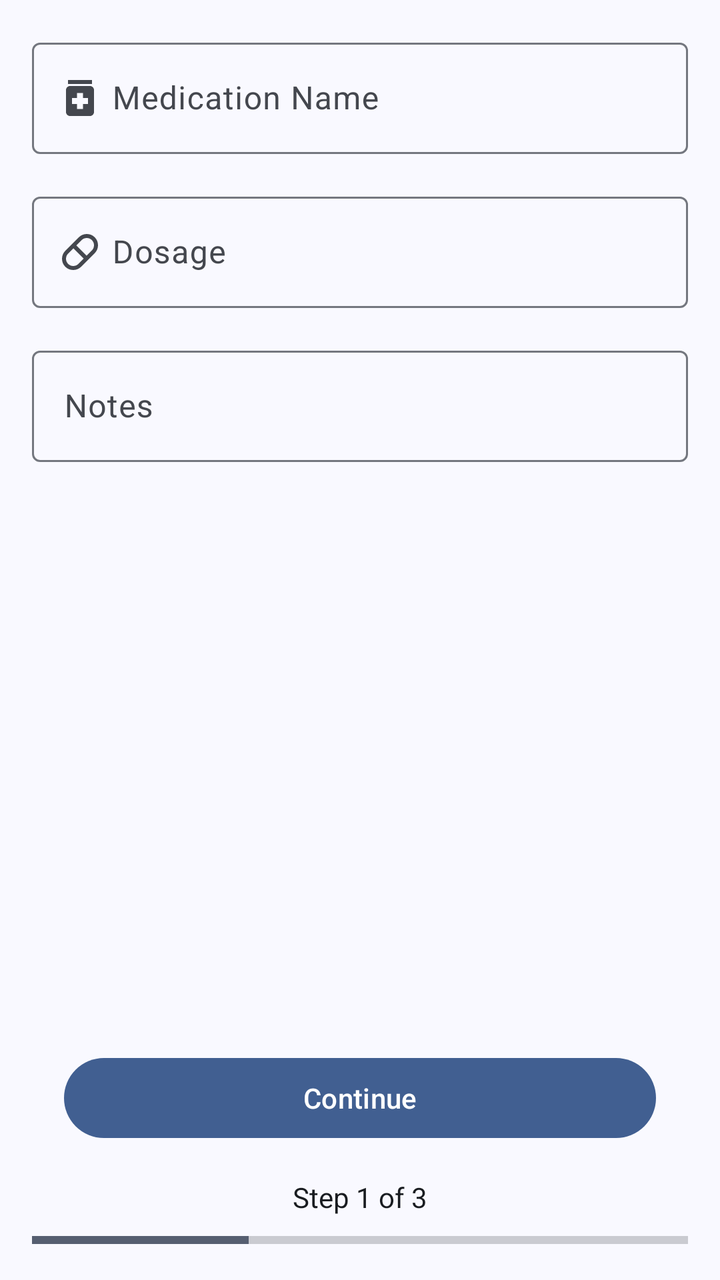
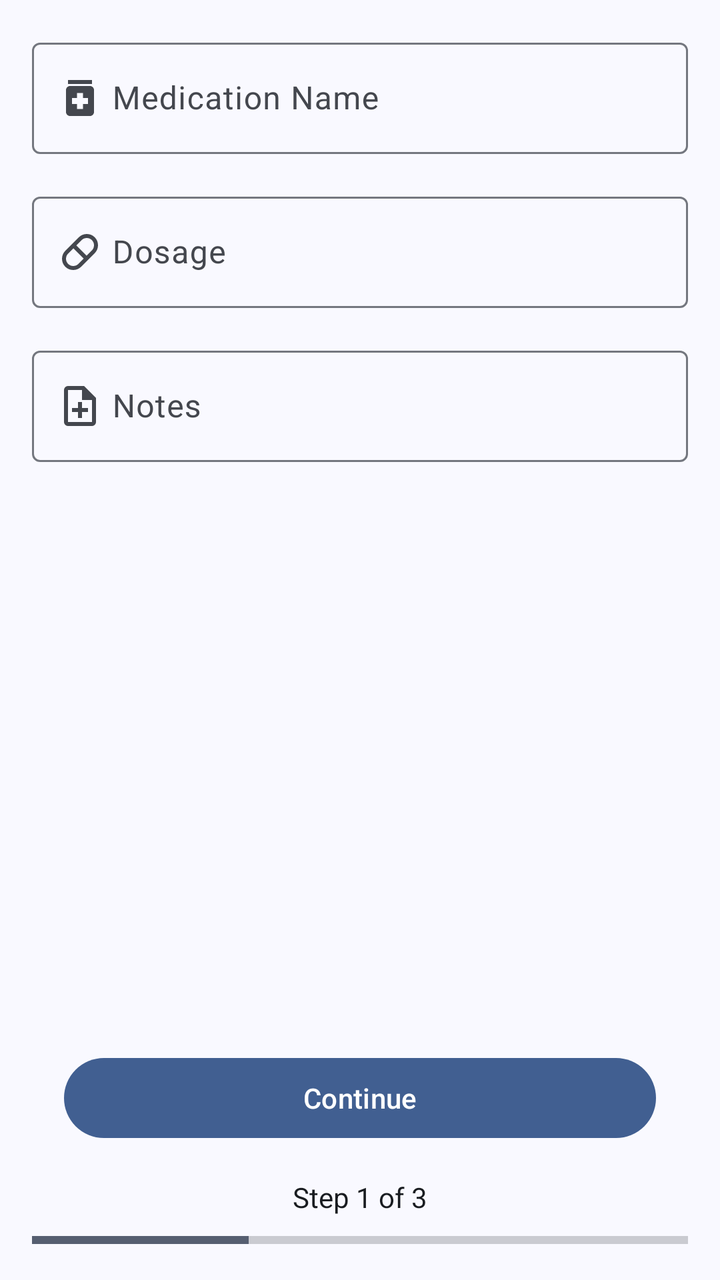

Before-and-after screenshots of an Android layout around one commit, followed by the original layout XML and the change that was made.
<!-- AndroidManifest.xml: application theme Theme.MobileHealthApplication -->
<!-- res/layout/fragment_add_medication_part1.xml -->
<androidx.constraintlayout.widget.ConstraintLayout xmlns:android="http://schemas.android.com/apk/res/android"
    android:layout_width="match_parent"
    android:layout_height="match_parent"
    xmlns:app="http://schemas.android.com/apk/res-auto"
    android:background="?attr/colorSurface"
    android:padding="16dp">



    <com.google.android.material.textfield.TextInputLayout
        android:id="@+id/medication_name_layout"
        android:layout_width="match_parent"
        android:layout_height="wrap_content"
        android:hint="@string/medication_name_hint"
        app:startIconDrawable="@drawable/baseline_medication_24"
        app:layout_constraintTop_toTopOf="parent"
        app:layout_constraintStart_toStartOf="parent"
        app:layout_constraintEnd_toEndOf="parent">
        <com.google.android.material.textfield.TextInputEditText
            android:id="@+id/medication_name_edit_text"
            android:layout_width="match_parent"
            android:layout_height="wrap_content"
            android:imeOptions="actionNext"
            android:inputType="text"
            android:paddingStart="40dp"
            android:paddingEnd="40dp" />
    </com.google.android.material.textfield.TextInputLayout>

    <com.google.android.material.textfield.TextInputLayout
        android:id="@+id/dosage_layout"
        android:layout_width="match_parent"
        android:layout_height="wrap_content"
        android:hint="@string/select_dosage"
        android:layout_marginTop="16dp"
        app:startIconDrawable="@drawable/baseline_pill_24px"
        app:layout_constraintTop_toBottomOf="@id/medication_name_layout"
        app:layout_constraintStart_toStartOf="parent"
        app:layout_constraintEnd_toEndOf="parent">
        <com.google.android.material.textfield.TextInputEditText
            android:id="@+id/dosage_edit_text"
            android:layout_width="match_parent"
            android:layout_height="wrap_content"
            android:imeOptions="actionNext"
            android:paddingStart="40dp"
            android:paddingEnd="40dp"
            android:inputType="number" />
    </com.google.android.material.textfield.TextInputLayout>

    <com.google.android.material.textfield.TextInputLayout
        android:id="@+id/notes_layout"
        android:layout_width="match_parent"
        android:layout_height="wrap_content"
        android:hint="@string/add_notes"
        android:layout_marginTop="16dp"
        app:layout_constraintTop_toBottomOf="@id/dosage_layout"
        app:layout_constraintStart_toStartOf="parent"
        app:layout_constraintEnd_toEndOf="parent">
        <com.google.android.material.textfield.TextInputEditText
            android:id="@+id/notes_edit_text"
            android:layout_width="match_parent"
            android:layout_height="wrap_content"
            android:imeOptions="actionDone"
            android:inputType="textMultiLine" />
    </com.google.android.material.textfield.TextInputLayout>

    
    <ProgressBar
        android:id="@+id/registrationProgress"
        style="@android:style/Widget.Material.ProgressBar.Horizontal"
        android:layout_width="match_parent"
        android:layout_height="8dp"
        android:progress="33"
        android:max="100"
        app:layout_constraintBottom_toBottomOf="parent"
        app:layout_constraintStart_toStartOf="parent"
        app:layout_constraintEnd_toEndOf="parent" />

    
    <TextView
        android:id="@+id/stepTextView"
        android:layout_width="wrap_content"
        android:layout_height="wrap_content"
        android:layout_gravity="center"
        android:text="@string/step_1_of_3"
        android:textColor="?attr/colorOnSurface"
        android:layout_marginBottom="8dp"
        app:layout_constraintBottom_toTopOf="@id/registrationProgress"
        app:layout_constraintStart_toStartOf="parent"
        app:layout_constraintEnd_toEndOf="parent" />

    
    <com.google.android.material.button.MaterialButton
        android:id="@+id/continueMedicationButton"
        android:layout_width="0dp"
        android:layout_height="wrap_content"
        android:text="@string/continueSignUp"
        app:layout_constraintStart_toStartOf="parent"
        app:layout_constraintEnd_toEndOf="parent"
        app:layout_constraintBottom_toTopOf="@id/stepTextView"
        android:layout_marginHorizontal="16dp"
        android:layout_marginBottom="16dp" />

</androidx.constraintlayout.widget.ConstraintLayout>
<!-- resources referenced by this layout -->
<resources>
  <style name="Theme.MobileHealthApplication" parent="Theme.Material3.DynamicColors.DayNight.NoActionBar">
          
          <item name="colorPrimary">@color/md_theme_primary</item>
          <item name="colorOnPrimary">@color/md_theme_onPrimary</item>
          <item name="colorPrimaryContainer">@color/md_theme_primaryContainer</item>
          <item name="colorOnPrimaryContainer">@color/md_theme_onPrimaryContainer</item>
          <item name="colorPrimaryFixed">@color/md_theme_primaryFixed</item>
          <item name="colorOnPrimaryFixed">@color/md_theme_onPrimaryFixed</item>
          <item name="colorPrimaryFixedDim">@color/md_theme_primaryFixedDim</item>
          <item name="colorOnPrimaryFixedVariant">@color/md_theme_onPrimaryFixedVariant</item>
  
          <item name="colorSecondary">@color/md_theme_secondary</item>
          <item name="colorOnSecondary">@color/md_theme_onSecondary</item>
          <item name="colorSecondaryContainer">@color/md_theme_secondaryContainer</item>
          <item name="colorOnSecondaryContainer">@color/md_theme_onSecondaryContainer</item>
          <item name="colorSecondaryFixed">@color/md_theme_secondaryFixed</item>
          <item name="colorOnSecondaryFixed">@color/md_theme_onSecondaryFixed</item>
          <item name="colorSecondaryFixedDim">@color/md_theme_secondaryFixedDim</item>
          <item name="colorOnSecondaryFixedVariant">@color/md_theme_onSecondaryFixedVariant</item>
  
          <item name="colorTertiary">@color/md_theme_tertiary</item>
          <item name="colorOnTertiary">@color/md_theme_onTertiary</item>
          <item name="colorTertiaryContainer">@color/md_theme_tertiaryContainer</item>
          <item name="colorOnTertiaryContainer">@color/md_theme_onTertiaryContainer</item>
          <item name="colorTertiaryFixed">@color/md_theme_tertiaryFixed</item>
          <item name="colorOnTertiaryFixed">@color/md_theme_onTertiaryFixed</item>
          <item name="colorTertiaryFixedDim">@color/md_theme_tertiaryFixedDim</item>
          <item name="colorOnTertiaryFixedVariant">@color/md_theme_onTertiaryFixedVariant</item>
  
          <item name="colorError">@color/md_theme_error</item>
          <item name="colorOnError">@color/md_theme_onError</item>
          <item name="colorErrorContainer">@color/md_theme_errorContainer</item>
          <item name="colorOnErrorContainer">@color/md_theme_onErrorContainer</item>
          <item name="bottomSheetDialogTheme">@style/ThemeOverlay.App.BottomSheetDialog</item>
  
          
          <item name="android:colorBackground">@color/md_theme_background</item>
          <item name="colorOnBackground">@color/md_theme_onBackground</item>
          <item name="colorSurface">@color/md_theme_surface</item>
          <item name="colorOnSurface">@color/md_theme_onSurface</item>
          <item name="colorSurfaceVariant">@color/md_theme_surfaceVariant</item>
          <item name="colorOnSurfaceVariant">@color/md_theme_onSurfaceVariant</item>
          <item name="colorSurfaceContainerLowest">@color/md_theme_surfaceContainerLowest</item>
          <item name="colorSurfaceContainerLow">@color/md_theme_surfaceContainerLow</item>
          <item name="colorSurfaceContainer">@color/md_theme_surfaceContainer</item>
          <item name="colorSurfaceContainerHigh">@color/md_theme_surfaceContainerHigh</item>
          <item name="colorSurfaceContainerHighest">@color/md_theme_surfaceContainerHighest</item>
  
          
          <item name="colorOutline">@color/md_theme_outline</item>
          <item name="colorOutlineVariant">@color/md_theme_outlineVariant</item>
          <item name="colorSurfaceBright">@color/md_theme_surfaceBright</item>
          <item name="colorSurfaceDim">@color/md_theme_surfaceDim</item>
          <item name="materialCalendarTheme">@style/ThemeOverlay.App.DatePicker</item>
          <item name="snackbarStyle">@style/ThemeOverlay.App.Snackbar</item>
  
          
          <item name="android:statusBarColor">@color/md_theme_surfaceContainer</item>
          <item name="android:navigationBarColor">@color/md_theme_surfaceContainer</item>
          <item name="android:windowLightStatusBar">true</item>
          <item name="android:windowLightNavigationBar" tools:targetApi="27">true</item>
  
          
          <item name="materialCardViewStyle">@style/Widget.App.CardView</item>
          <item name="bottomNavigationStyle">@style/Widget.App.BottomNavigation</item>
          <item name="toolbarStyle">@style/Widget.App.Toolbar</item>
          <item name="floatingActionButtonStyle">@style/Widget.App.FloatingActionButton</item>
      </style>
  <style name="ThemeOverlay.App.Snackbar" parent="ThemeOverlay.Material3.Snackbar">
          <item name="colorSurface">?attr/colorSurface</item>
          <item name="colorOnSurface">?attr/colorOnSurface</item>
      </style>
  <!-- unchanged entries left out for length: 58 -->
</resources>

<!-- the commit's change to res/layout/fragment_add_medication_part1.xml (unified diff, before → after) -->
@@ -53,14 +53,19 @@
         android:hint="@string/add_notes"
         android:layout_marginTop="16dp"
         app:layout_constraintTop_toBottomOf="@id/dosage_layout"
+        app:startIconDrawable="@drawable/baseline_note_add_24px"
+
         app:layout_constraintStart_toStartOf="parent"
         app:layout_constraintEnd_toEndOf="parent">
         <com.google.android.material.textfield.TextInputEditText
             android:id="@+id/notes_edit_text"
             android:layout_width="match_parent"
+            android:paddingStart="40dp"
+            android:paddingEnd="40dp"
             android:layout_height="wrap_content"
             android:imeOptions="actionDone"
-            android:inputType="textMultiLine" />
+            android:inputType="textImeMultiLine"
+             />
     </com.google.android.material.textfield.TextInputLayout>
 
     
<!-- resource entries referenced after the edit -->
@@ -1,5 +1,17 @@
 <!-- resources referenced by this layout -->
 <resources>
+  <!-- drawable baseline_note_add_24px (drawable) -->
+  <vector xmlns:android="http://schemas.android.com/apk/res/android"
+      android:width="24dp"
+      android:height="24dp"
+      android:viewportWidth="960"
+      android:viewportHeight="960"
+      android:tint="?attr/colorControlNormal"
+      android:autoMirrored="true">
+    <path
+        android:fillColor="@android:color/white"
+        android:pathData="M440,720L520,720L520,600L640,600L640,520L520,520L520,400L440,400L440,520L320,520L320,600L440,600L440,720ZM240,880Q207,880 183.5,856.5Q160,833 160,800L160,160Q160,127 183.5,103.5Q207,80 240,80L560,80L800,320L800,800Q800,833 776.5,856.5Q753,880 720,880L240,880ZM520,360L520,160L240,160Q240,160 240,160Q240,160 240,160L240,800Q240,800 240,800Q240,800 240,800L720,800Q720,800 720,800Q720,800 720,800L720,360L520,360ZM240,160L240,160L240,360L240,360L240,160L240,360L240,360L240,800Q240,800 240,800Q240,800 240,800L240,800Q240,800 240,800Q240,800 240,800L240,160Q240,160 240,160Q240,160 240,160Z"/>
+  </vector>
   <style name="Theme.MobileHealthApplication" parent="Theme.Material3.DynamicColors.DayNight.NoActionBar">
           
           <item name="colorPrimary">@color/md_theme_primary</item>
@@ -54,8 +66,8 @@
           <item name="colorSurfaceBright">@color/md_theme_surfaceBright</item>
           <item name="colorSurfaceDim">@color/md_theme_surfaceDim</item>
           <item name="materialCalendarTheme">@style/ThemeOverlay.App.DatePicker</item>
-          <item name="snackbarStyle">@style/ThemeOverlay.App.Snackbar</item>
-  
+          <item name="snackbarStyle">@style/Widget.App.Snackbar</item>
+          <item name="snackbarTextViewStyle">@style/Widget.App.Snackbar.TextView</item>
           
           <item name="android:statusBarColor">@color/md_theme_surfaceContainer</item>
           <item name="android:navigationBarColor">@color/md_theme_surfaceContainer</item>
@@ -68,9 +80,11 @@
           <item name="toolbarStyle">@style/Widget.App.Toolbar</item>
           <item name="floatingActionButtonStyle">@style/Widget.App.FloatingActionButton</item>
       </style>
-  <style name="ThemeOverlay.App.Snackbar" parent="ThemeOverlay.Material3.Snackbar">
-          <item name="colorSurface">?attr/colorSurface</item>
-          <item name="colorOnSurface">?attr/colorOnSurface</item>
+  <style name="Widget.App.Snackbar" parent="Widget.Material3.Snackbar">
+          <item name="backgroundTint">?attr/colorSurface</item>
+      </style>
+  <style name="Widget.App.Snackbar.TextView" parent="Widget.Material3.Snackbar.TextView">
+          <item name="android:textColor">?attr/colorOnSurface</item>
       </style>
   <!-- unchanged entries left out for length: 58 -->
 </resources>
